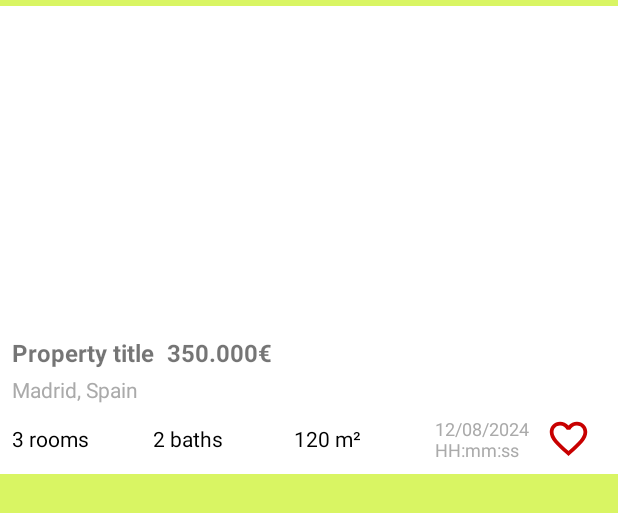
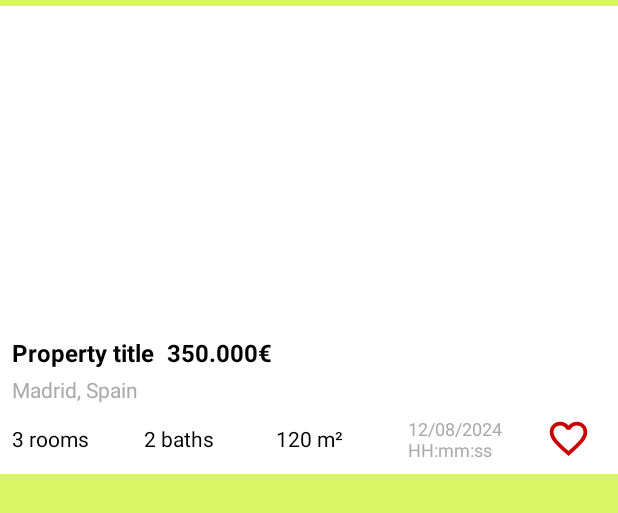
Before and after one commit to dhonti/idealista-tech-test, an Android app: the layout row_list_item.xml on its own in the app's theme, with its tools: preview values and no code run, on a phone screen of 412 x 824 dp. Shown: the top 513 px of the screen. Run offline under Robolectric (Android 15) with nearby library versions, the phone set to English and light mode, and no system bars.

Commit message:
Fixing some visualization bugs

```diff
--- a/app/src/main/res/layout/fragment_detail.xml
+++ b/app/src/main/res/layout/fragment_detail.xml
@@ -36,6 +36,7 @@
                 android:layout_width="match_parent"
                 android:layout_height="wrap_content"
                 android:text="@{item.propertyComment}"
+                android:textColor="@android:color/black"
                 tools:text="@string/lorem_ipsum_sample"
                 android:maxLines="5"
                 android:ellipsize="end" />
--- a/app/src/main/res/layout/layout_property_main_info.xml
+++ b/app/src/main/res/layout/layout_property_main_info.xml
@@ -30,6 +30,7 @@
                 android:layout_width="wrap_content"
                 android:layout_height="wrap_content"
                 android:ellipsize="end"
+                android:textColor="@android:color/black"
                 android:maxLines="1"
                 app:titleProperty="@{item}"
                 tools:text="Property title"
@@ -42,6 +43,7 @@
                 android:layout_width="wrap_content"
                 android:layout_height="wrap_content"
                 android:layout_marginStart="8dp"
+                android:textColor="@android:color/black"
                 android:text="@{item.priceValue()}"
                 tools:text="350.000€"
                 android:textSize="16sp"
--- a/app/src/main/res/layout/row_list_item.xml
+++ b/app/src/main/res/layout/row_list_item.xml
@@ -43,6 +43,7 @@
                 android:ellipsize="end"
                 android:maxLines="1"
                 android:textSize="16sp"
+                android:textColor="@color/black"
                 android:textStyle="bold"
                 app:titleProperty="@{item}"
                 tools:text="Property title" />
@@ -53,6 +54,7 @@
                 android:layout_width="wrap_content"
                 android:layout_height="wrap_content"
                 android:layout_marginStart="8dp"
+                android:textColor="@color/black"
                 android:text="@{item.priceValue()}"
                 android:textSize="16sp"
                 android:textStyle="bold"
@@ -122,7 +124,7 @@
             <LinearLayout
                 android:layout_width="0dp"
                 android:layout_height="wrap_content"
-                android:layout_weight="1.2">
+                android:layout_weight="1.5">
 
                 <TextView
                     android:id="@+id/tvFavDate"
--- a/app/src/main/res/values-night/themes.xml
+++ b/app/src/main/res/values-night/themes.xml
@@ -1,6 +1,6 @@
 <resources xmlns:tools="http://schemas.android.com/tools">
     <!-- Base application theme. -->
-    <style name="Theme.IdealistaTechTest" parent="Theme.MaterialComponents.DayNight.DarkActionBar">
+    <style name="Theme.IdealistaTechTest" parent="Theme.MaterialComponents.NoActionBar">
         <!-- Primary brand color. -->
         <item name="colorPrimary">@color/purple_200</item>
         <item name="colorPrimaryVariant">@color/purple_700</item>
--- a/app/src/main/res/values/themes.xml
+++ b/app/src/main/res/values/themes.xml
@@ -1,6 +1,6 @@
 <resources xmlns:tools="http://schemas.android.com/tools">
     <!-- Base application theme. -->
-    <style name="Theme.IdealistaTechTest" parent="Theme.MaterialComponents.DayNight.NoActionBar">
+    <style name="Theme.IdealistaTechTest" parent="Theme.MaterialComponents.NoActionBar">
         <!-- Primary brand color. -->
         <item name="colorPrimary">@color/purple_500</item>
         <item name="colorPrimaryVariant">@color/purple_700</item>
```
